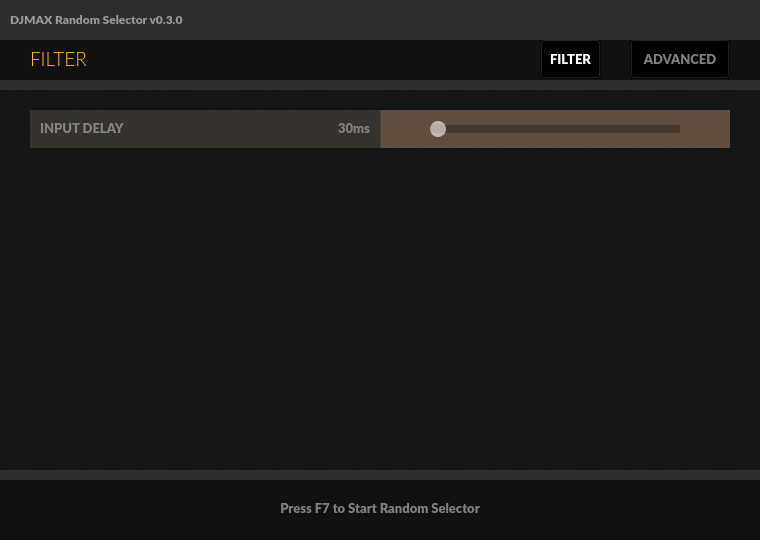
Qt form selector_ui.ui (wowvv0w/djmax-random-selector) before a commit.
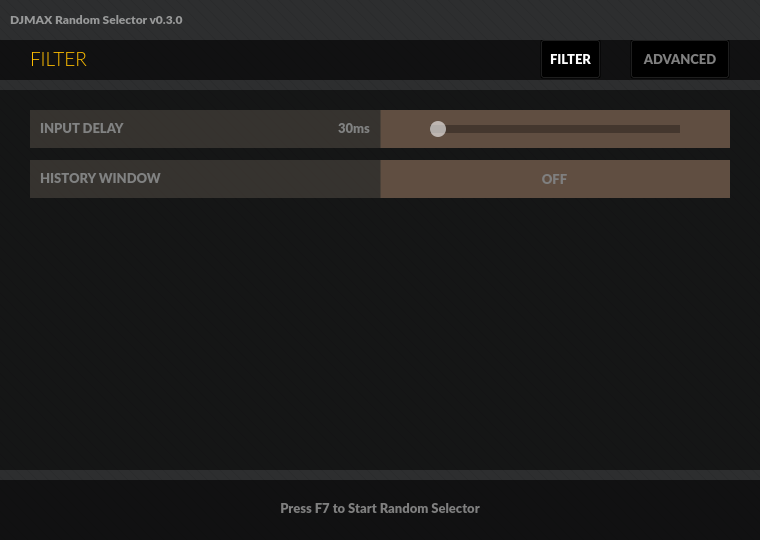
The same form after that commit. The open tabs and pages were chosen to show the change. Icons and pictures are not drawn.

```diff
--- a/selector_ui.ui
+++ b/selector_ui.ui
@@ -1772,6 +1772,78 @@
        </property>
       </widget>
      </widget>
+     <widget class="QFrame" name="frame_3">
+      <property name="geometry">
+       <rect>
+        <x>30</x>
+        <y>70</y>
+        <width>700</width>
+        <height>38</height>
+       </rect>
+      </property>
+      <property name="frameShape">
+       <enum>QFrame::StyledPanel</enum>
+      </property>
+      <property name="frameShadow">
+       <enum>QFrame::Raised</enum>
+      </property>
+      <widget class="QLabel" name="label_6">
+       <property name="geometry">
+        <rect>
+         <x>10</x>
+         <y>-1</y>
+         <width>200</width>
+         <height>38</height>
+        </rect>
+       </property>
+       <property name="font">
+        <font>
+         <family>Lato Black</family>
+         <pointsize>10</pointsize>
+         <weight>75</weight>
+         <bold>true</bold>
+        </font>
+       </property>
+       <property name="text">
+        <string>HISTORY WINDOW</string>
+       </property>
+       <property name="alignment">
+        <set>Qt::AlignLeading|Qt::AlignLeft|Qt::AlignVCenter</set>
+       </property>
+      </widget>
+      <widget class="QPushButton" name="history_button">
+       <property name="geometry">
+        <rect>
+         <x>419</x>
+         <y>-1</y>
+         <width>211</width>
+         <height>39</height>
+        </rect>
+       </property>
+       <property name="font">
+        <font>
+         <family>Lato Black</family>
+         <pointsize>10</pointsize>
+         <weight>75</weight>
+         <bold>true</bold>
+        </font>
+       </property>
+       <property name="styleSheet">
+        <string notr="true">QPushButton{
+	color: #7f7f7f;
+}
+QPushButton:checked{
+	color: #ffffff;
+}</string>
+       </property>
+       <property name="text">
+        <string>OFF</string>
+       </property>
+       <property name="checkable">
+        <bool>true</bool>
+       </property>
+      </widget>
+     </widget>
     </widget>
    </widget>
    <widget class="QFrame" name="top_bar">
```
